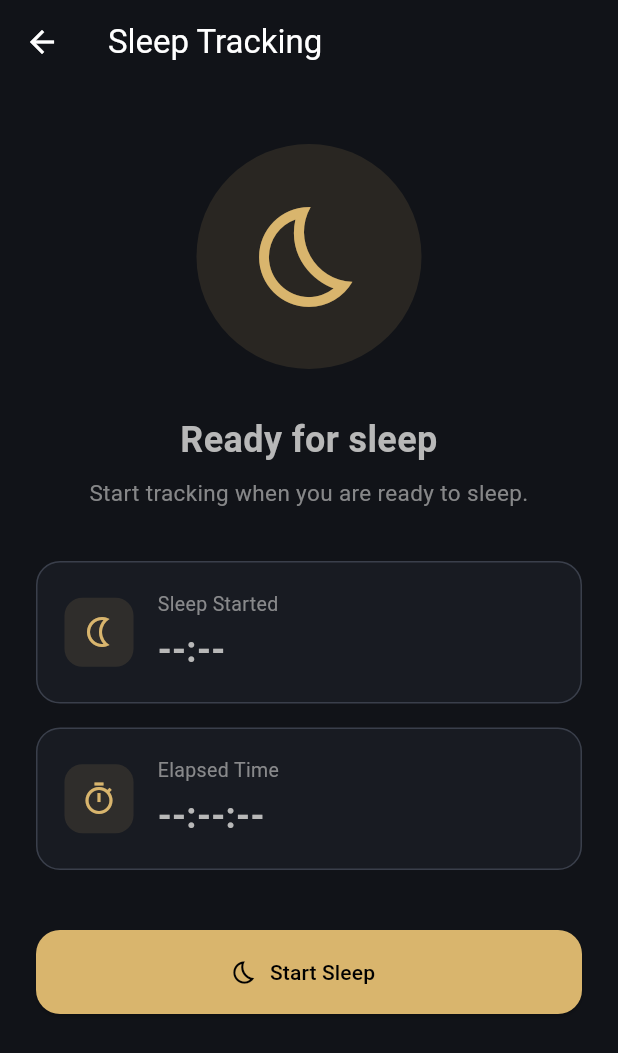
After one commit to Ashiy-Ishan/Smart_AI_Alarm, a Flutter app: the SleepTrackingScreen screen opened directly, on a phone screen of 412 x 824 dp. The commit adds this screen. Shown: the top 1053 px of the screen. Run offline on Flutter 3.47's test engine with Material 3 defaults, Android fonts, the phone set to English and light mode, and no system bars; our stand-ins replace firebase_auth, firebase_core, firebase_database, firebase_messaging, flutter_blue_plus, flutter_dotenv and 8 more; missing offline and left inert: flutter_background_service, googleapis, network_info_plus; accounts and stored records are empty; network calls fail.

Commit message:
implement sleep tracking functionality with frontend UI and backend session storage endpoints

```diff
--- /dev/null
+++ b/fontend/alarm_frontend/lib/screens/sleep_tracking_screen.dart
@@ -0,0 +1,481 @@
+import 'dart:async';
+
+import 'package:flutter/material.dart';
+import 'package:firebase_auth/firebase_auth.dart';
+
+import 'package:alarm_frontend/services/api_service.dart';
+import 'package:alarm_frontend/utils/app_colors.dart';
+import 'package:alarm_frontend/utils/app_text_styles.dart';
+
+class SleepTrackingScreen extends StatefulWidget {
+  const SleepTrackingScreen({super.key});
+
+  @override
+  State<SleepTrackingScreen> createState() => _SleepTrackingScreenState();
+}
+
+class _SleepTrackingScreenState extends State<SleepTrackingScreen> {
+  DateTime? _sleepStart;
+
+  Timer? _timer;
+
+  Duration _elapsed = Duration.zero;
+
+  bool _saving = false;
+
+  @override
+  void dispose() {
+    _timer?.cancel();
+    super.dispose();
+  }
+
+  // =========================================================
+  // START SLEEP TRACKING
+  // =========================================================
+
+  void _startSleep() {
+    if (_sleepStart != null) {
+      return;
+    }
+
+    final now = DateTime.now();
+
+    setState(() {
+      _sleepStart = now;
+      _elapsed = Duration.zero;
+    });
+
+    _timer?.cancel();
+
+    _timer = Timer.periodic(const Duration(seconds: 1), (_) {
+      if (!mounted || _sleepStart == null || _saving) {
+        return;
+      }
+
+      setState(() {
+        _elapsed = DateTime.now().difference(_sleepStart!);
+      });
+    });
+
+    ScaffoldMessenger.of(
+      context,
+    ).showSnackBar(const SnackBar(content: Text('Sleep tracking started')));
+  }
+
+  // =========================================================
+  // END SLEEP TRACKING
+  // =========================================================
+
+  Future<void> _endSleep() async {
+    if (_saving) {
+      return;
+    }
+
+    final user = FirebaseAuth.instance.currentUser;
+
+    if (user == null) {
+      _showMessage('You must be logged in.');
+
+      return;
+    }
+
+    final start = _sleepStart;
+
+    if (start == null) {
+      _showMessage('Start sleep tracking first.');
+
+      return;
+    }
+
+    final sleepEnd = DateTime.now();
+
+    if (sleepEnd.isBefore(start) || sleepEnd.isAtSameMomentAs(start)) {
+      _showMessage('Invalid sleep session.');
+
+      return;
+    }
+
+    // Stop timer immediately when user presses End Sleep.
+    _timer?.cancel();
+
+    setState(() {
+      _saving = true;
+
+      // Freeze elapsed time at the exact end time.
+      _elapsed = sleepEnd.difference(start);
+    });
+
+    try {
+      final response = await ApiService.post('/sleep/session', {
+        'user_id': user.uid,
+
+        'sleep_start': start.toUtc().toIso8601String(),
+
+        'sleep_end': sleepEnd.toUtc().toIso8601String(),
+
+        'awakenings': 0,
+
+        'motion_events': 0,
+
+        'source': 'mobile',
+      });
+
+      debugPrint('Sleep session response: $response');
+
+      if (!mounted) return;
+
+      setState(() {
+        _sleepStart = null;
+        _elapsed = Duration.zero;
+        _saving = false;
+      });
+
+      _showMessage('Sleep session saved successfully.');
+    } catch (e) {
+      debugPrint('Sleep session error: $e');
+
+      if (!mounted) return;
+
+      setState(() {
+        _saving = false;
+      });
+
+      _showMessage('Failed to save sleep session: $e');
+    }
+  }
+
+  // =========================================================
+  // CANCEL TRACKING
+  // =========================================================
+
+  Future<void> _cancelSleep() async {
+    if (_sleepStart == null) {
+      return;
+    }
+
+    final shouldCancel = await showDialog<bool>(
+      context: context,
+      builder: (dialogContext) {
+        return AlertDialog(
+          title: const Text('Cancel Sleep Tracking?'),
+          content: const Text('The current sleep session will not be saved.'),
+          actions: [
+            TextButton(
+              onPressed: () {
+                Navigator.pop(dialogContext, false);
+              },
+              child: const Text('Keep Tracking'),
+            ),
+            TextButton(
+              onPressed: () {
+                Navigator.pop(dialogContext, true);
+              },
+              child: const Text('Cancel Tracking'),
+            ),
+          ],
+        );
+      },
+    );
+
+    if (shouldCancel != true) {
+      return;
+    }
+
+    _timer?.cancel();
+
+    if (!mounted) return;
+
+    setState(() {
+      _sleepStart = null;
+      _elapsed = Duration.zero;
+      _saving = false;
+    });
+
+    _showMessage('Sleep tracking cancelled.');
+  }
+
+  // =========================================================
+  // HELPERS
+  // =========================================================
+
+  void _showMessage(String message) {
+    if (!mounted) {
+      return;
+    }
+
+    ScaffoldMessenger.of(
+      context,
+    ).showSnackBar(SnackBar(content: Text(message)));
+  }
+
+  String _formatClockTime(DateTime? value) {
+    if (value == null) {
+      return '--:--';
+    }
+
+    final local = value.toLocal();
+
+    final hour = local.hour.toString().padLeft(2, '0');
+
+    final minute = local.minute.toString().padLeft(2, '0');
+
+    return '$hour:$minute';
+  }
+
+  String _formatDuration(Duration duration) {
+    final hours = duration.inHours;
+
+    final minutes = duration.inMinutes.remainder(60);
+
+    final seconds = duration.inSeconds.remainder(60);
+
+    return '${hours.toString().padLeft(2, '0')}:'
+        '${minutes.toString().padLeft(2, '0')}:'
+        '${seconds.toString().padLeft(2, '0')}';
+  }
+
+  // =========================================================
+  // UI
+  // =========================================================
+
+  @override
+  Widget build(BuildContext context) {
+    final theme = Theme.of(context);
+
+    final tracking = _sleepStart != null;
+
+    return Scaffold(
+      backgroundColor: theme.scaffoldBackgroundColor,
+
+      appBar: AppBar(
+        backgroundColor: theme.scaffoldBackgroundColor,
+        elevation: 0,
+        title: const Text('Sleep Tracking'),
+      ),
+
+      body: SafeArea(
+        child: Padding(
+          padding: const EdgeInsets.symmetric(horizontal: 24),
+          child: ListView(
+            physics: const AlwaysScrollableScrollPhysics(),
+            children: [
+              const SizedBox(height: 40),
+
+              // ------------------------------------------
+              // Sleep icon
+              // ------------------------------------------
+              Center(
+                child: Container(
+                  width: 150,
+                  height: 150,
+                  decoration: BoxDecoration(
+                    shape: BoxShape.circle,
+                    color: AppColors.primary.withValues(alpha: 0.12),
+                  ),
+                  child: const Icon(
+                    Icons.bedtime_outlined,
+                    size: 80,
+                    color: AppColors.primary,
+                  ),
+                ),
+              ),
+
+              const SizedBox(height: 30),
+
+              // ------------------------------------------
+              // State
+              // ------------------------------------------
+              Text(
+                tracking ? 'Sleep tracking active' : 'Ready for sleep',
+                textAlign: TextAlign.center,
+                style: AppTextStyles.heading.copyWith(
+                  fontSize: 24,
+                  fontWeight: FontWeight.bold,
+                ),
+              ),
+
+              const SizedBox(height: 8),
+
+              Text(
+                tracking
+                    ? _saving
+                          ? 'Sleep session ended. Saving your session...'
+                          : 'Your sleep session is currently being tracked.'
+                    : 'Start tracking when you are ready to sleep.',
+                textAlign: TextAlign.center,
+                style: TextStyle(
+                  color: theme.textTheme.bodyMedium?.color?.withValues(
+                    alpha: 0.7,
+                  ),
+                  fontSize: 15,
+                ),
+              ),
+
+              const SizedBox(height: 35),
+
+              // ------------------------------------------
+              // Start time
+              // ------------------------------------------
+              _InfoCard(
+                title: 'Sleep Started',
+                value: _formatClockTime(_sleepStart),
+                icon: Icons.nightlight_outlined,
+              ),
+
+              const SizedBox(height: 16),
+
+              // ------------------------------------------
+              // Duration
+              // ------------------------------------------
+              _InfoCard(
+                title: 'Elapsed Time',
+                value: tracking ? _formatDuration(_elapsed) : '--:--:--',
+                icon: Icons.timer_outlined,
+              ),
+
+              // Extra space above action button.
+              const SizedBox(height: 40),
+
+              // ------------------------------------------
+              // Buttons
+              // ------------------------------------------
+              if (!tracking)
+                SizedBox(
+                  width: double.infinity,
+                  height: 56,
+                  child: ElevatedButton.icon(
+                    onPressed: _saving ? null : _startSleep,
+                    icon: const Icon(Icons.bedtime_outlined),
+                    label: const Text('Start Sleep'),
+                    style: ElevatedButton.styleFrom(
+                      backgroundColor: AppColors.primary,
+                      foregroundColor: Colors.black,
+                      shape: RoundedRectangleBorder(
+                        borderRadius: BorderRadius.circular(16),
+                      ),
+                    ),
+                  ),
+                )
+              else ...[
+                SizedBox(
+                  width: double.infinity,
+                  height: 56,
+                  child: ElevatedButton.icon(
+                    onPressed: _saving ? null : _endSleep,
+                    icon: _saving
+                        ? const SizedBox(
+                            width: 20,
+                            height: 20,
+                            child: CircularProgressIndicator(strokeWidth: 2),
+                          )
+                        : const Icon(Icons.wb_sunny_outlined),
+                    label: Text(_saving ? 'Saving...' : 'Wake Up / End Sleep'),
+                    style: ElevatedButton.styleFrom(
+                      backgroundColor: AppColors.primary,
+                      foregroundColor: Colors.black,
+                      shape: RoundedRectangleBorder(
+                        borderRadius: BorderRadius.circular(16),
+                      ),
+                    ),
+                  ),
+                ),
+
+                const SizedBox(height: 12),
+
+                SizedBox(
+                  width: double.infinity,
+                  height: 50,
+                  child: OutlinedButton(
+                    onPressed: _saving ? null : _cancelSleep,
+                    style: OutlinedButton.styleFrom(
+                      side: const BorderSide(color: AppColors.primary),
+                      shape: RoundedRectangleBorder(
+                        borderRadius: BorderRadius.circular(16),
+                      ),
+                    ),
+                    child: const Text('Cancel Tracking'),
+                  ),
+                ),
+              ],
+
+              const SizedBox(height: 30),
+            ],
+          ),
+        ),
+      ),
+    );
+  }
+}
+
+// =============================================================
+// REUSABLE INFO CARD
+// =============================================================
+
+class _InfoCard extends StatelessWidget {
+  final String title;
+  final String value;
+  final IconData icon;
+
+  const _InfoCard({
+    required this.title,
+    required this.value,
+    required this.icon,
+  });
+
+  @override
+  Widget build(BuildContext context) {
+    final theme = Theme.of(context);
+
+    return Container(
+      width: double.infinity,
+      padding: const EdgeInsets.all(18),
+      decoration: BoxDecoration(
+        color: theme.cardColor,
+        borderRadius: BorderRadius.circular(16),
+        border: Border.all(color: theme.dividerColor),
+      ),
+      child: Row(
+        children: [
+          Container(
+            width: 46,
+            height: 46,
+            decoration: BoxDecoration(
+              color: AppColors.primary.withValues(alpha: 0.12),
+              borderRadius: BorderRadius.circular(12),
+            ),
+            child: Icon(icon, color: AppColors.primary),
+          ),
+
+          const SizedBox(width: 16),
+
+          Expanded(
+            child: Column(
+              crossAxisAlignment: CrossAxisAlignment.start,
+              children: [
+                Text(
+                  title,
+                  style: TextStyle(
+                    color: theme.textTheme.bodyMedium?.color?.withValues(
+                      alpha: 0.7,
+                    ),
+                    fontSize: 13,
+                  ),
+                ),
+
+                const SizedBox(height: 4),
+
+                Text(
+                  value,
+                  style: const TextStyle(
+                    fontSize: 24,
+                    fontWeight: FontWeight.bold,
+                  ),
+                ),
+              ],
+            ),
+          ),
+        ],
+      ),
+    );
+  }
+}
```
Also changed, not shown: fontend/alarm_frontend/lib/screens/insight_screen.dart (+40 -0 lines), 4 other files.
